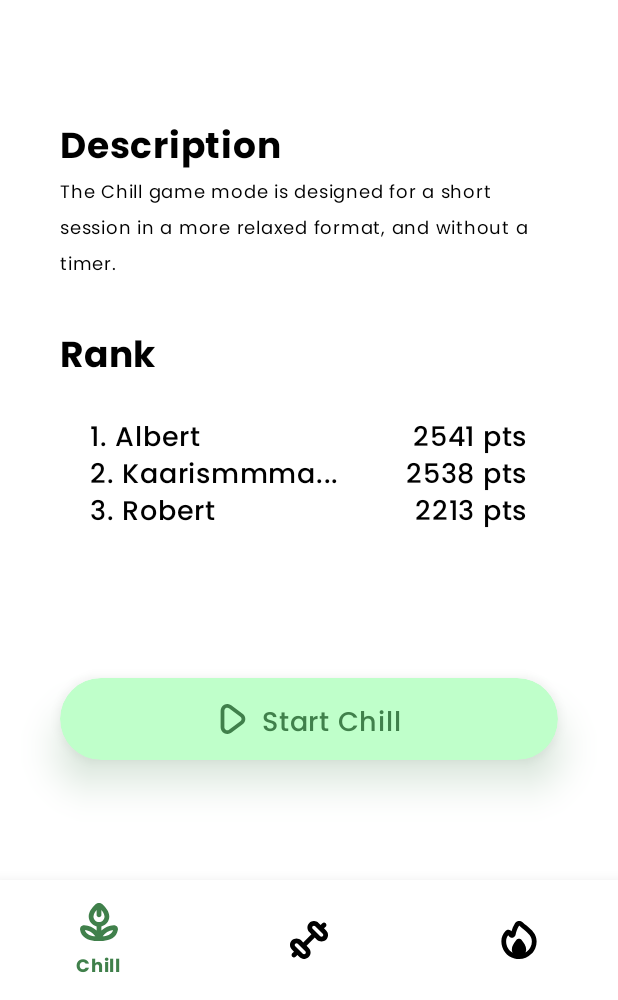
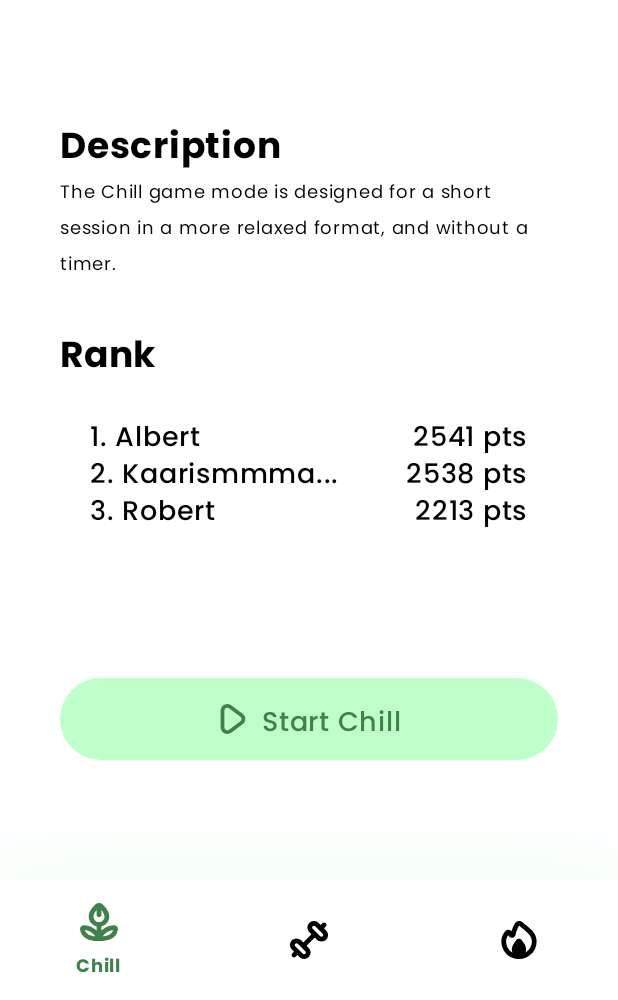
Before and after one commit to Dewhs/CalculTrainer, an Android app built with Jetpack Compose: the screen it shows after launch (MainActivity), on a phone screen of 412 x 824 dp, the part 236-1236 px from its top. Run offline under Robolectric (Android 15) with nearby library versions, the phone set to English and light mode, and no system bars.

Commit message:
clean + some update

```diff
--- a/app/src/main/java/com/example/calcultrainer/ui/HomePage.kt
+++ b/app/src/main/java/com/example/calcultrainer/ui/HomePage.kt
@@ -1,6 +1,7 @@
 package com.example.calcultrainer.ui
 
 
+import android.annotation.SuppressLint
 import androidx.compose.foundation.ExperimentalFoundationApi
 import androidx.compose.foundation.Image
 import androidx.compose.foundation.background
@@ -14,7 +15,6 @@ import androidx.compose.foundation.layout.padding
 import androidx.compose.foundation.layout.size
 import androidx.compose.foundation.pager.HorizontalPager
 import androidx.compose.foundation.pager.rememberPagerState
-import androidx.compose.foundation.shape.RoundedCornerShape
 import androidx.compose.foundation.text.BasicText
 import androidx.compose.material3.Button
 import androidx.compose.material3.ButtonDefaults
@@ -27,7 +27,6 @@ import androidx.compose.runtime.Composable
 import androidx.compose.runtime.rememberCoroutineScope
 import androidx.compose.ui.Alignment
 import androidx.compose.ui.Modifier
-import androidx.compose.ui.draw.shadow
 import androidx.compose.ui.graphics.Color
 import androidx.compose.ui.graphics.ColorFilter
 import androidx.compose.ui.res.painterResource
@@ -39,11 +38,14 @@ import com.example.calcultrainer.ui.theme.Heading4
 import com.example.calcultrainer.ui.theme.Light
 import com.example.calcultrainer.Model.LevelDesc
 import com.example.calcultrainer.Model.Levels
+import com.example.calcultrainer.ui.customs.NoRippleInteractionSource
+import com.example.calcultrainer.ui.customs.advancedShadow
 import com.example.calcultrainer.ui.theme.Dark
 import com.example.calcultrainer.ui.theme.NavBarItemLabelStyle
 import kotlinx.coroutines.launch
 
 
+@SuppressLint("NewApi")
 @OptIn(ExperimentalFoundationApi::class)
 @Composable
 fun HomePage(navigateToCalculPage: () -> Unit) {
@@ -95,12 +97,7 @@ fun HomePage(navigateToCalculPage: () -> Unit) {
             Button(
                 modifier = Modifier
                     .padding(start = 40.dp, end = 40.dp)
-                    .fillMaxWidth().shadow(
-                        elevation = 15.dp,
-                        shape = RoundedCornerShape(30.dp),
-                        spotColor = currentMode.darkColor
-
-                    ),
+                    .fillMaxWidth(),
                 onClick = navigateToCalculPage,
                 colors = ButtonDefaults.buttonColors(currentMode.lightColor)
             ) {
@@ -127,13 +124,15 @@ fun HomePage(navigateToCalculPage: () -> Unit) {
 
             // ------------------ TAB_BAR -------------------
             Column(
-                modifier = Modifier.fillMaxWidth().shadow(
-                    elevation = 15.dp,
-                    spotColor = currentMode.darkColor
-                )
+                modifier = Modifier
+                    .fillMaxWidth()
+                    .advancedShadow(
+                        color = currentMode.lightColor,
+                        alpha = 0.35f,
+                        shadowBlurRadius = 50.dp
+
+                    )
             ) {
-
-
                 NavigationBar(
                     containerColor = Light,
                     tonalElevation = 0.dp
@@ -141,6 +140,7 @@ fun HomePage(navigateToCalculPage: () -> Unit) {
                     for ((index, lvlDesc) in Levels.withIndex()) {
                         val isSelected = pagerState.currentPage == index
                         NavigationBarItem(
+                            interactionSource = NoRippleInteractionSource(),
                             colors = NavigationBarItemDefaults.colors(
                                 indicatorColor = Color.White,
                                 selectedIconColor = currentMode.darkColor,
--- /dev/null
+++ b/app/src/main/java/com/example/calcultrainer/ui/customs/ModifierSurcharge.kt
@@ -0,0 +1,47 @@
+package com.example.calcultrainer.ui.customs
+
+import android.os.Build
+import androidx.annotation.RequiresApi
+import androidx.compose.ui.Modifier
+import androidx.compose.ui.draw.drawBehind
+import androidx.compose.ui.graphics.Color
+import androidx.compose.ui.graphics.Paint
+import androidx.compose.ui.graphics.drawscope.drawIntoCanvas
+import androidx.compose.ui.graphics.toArgb
+import androidx.compose.ui.unit.Dp
+import androidx.compose.ui.unit.dp
+
+@RequiresApi(Build.VERSION_CODES.Q)
+fun Modifier.advancedShadow(
+    color: Color = Color.Black,
+    alpha: Float = 1f,
+    cornersRadius: Dp = 0.dp,
+    shadowBlurRadius: Dp = 0.dp,
+    offsetY: Dp = 0.dp,
+    offsetX: Dp = 0.dp
+) = drawBehind {
+
+    val shadowColor = color.copy(alpha = alpha).toArgb()
+    val transparentColor = color.copy(alpha = 0f).toArgb()
+
+    drawIntoCanvas {
+        val paint = Paint()
+        val frameworkPaint = paint.asFrameworkPaint()
+        frameworkPaint.color = transparentColor
+        frameworkPaint.setShadowLayer(
+            shadowBlurRadius.toPx(),
+            offsetX.toPx(),
+            offsetY.toPx(),
+            shadowColor
+        )
+        it.drawRoundRect(
+            0f,
+            0f,
+            this.size.width,
+            this.size.height,
+            cornersRadius.toPx(),
+            cornersRadius.toPx(),
+            paint
+        )
+    }
+}
--- /dev/null
+++ b/app/src/main/java/com/example/calcultrainer/ui/customs/NoRippleInteractionSource.kt
@@ -0,0 +1,13 @@
+package com.example.calcultrainer.ui.customs
+
+import androidx.compose.foundation.interaction.Interaction
+import androidx.compose.foundation.interaction.MutableInteractionSource
+import kotlinx.coroutines.flow.Flow
+import kotlinx.coroutines.flow.emptyFlow
+
+class NoRippleInteractionSource : MutableInteractionSource {
+
+    override val interactions: Flow<Interaction> = emptyFlow()
+    override suspend fun emit(interaction: Interaction) {}
+    override fun tryEmit(interaction: Interaction) = true
+}
```
